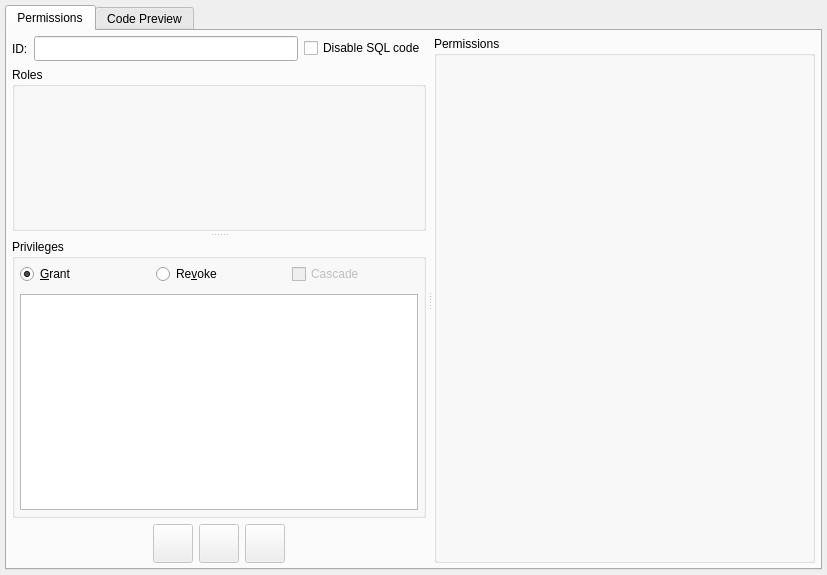
The window that libs/libgui/ui/dbobjects/permissionwidget.ui (pgmodeler/pgmodeler) describes before a commit, drawn with Qt 5.
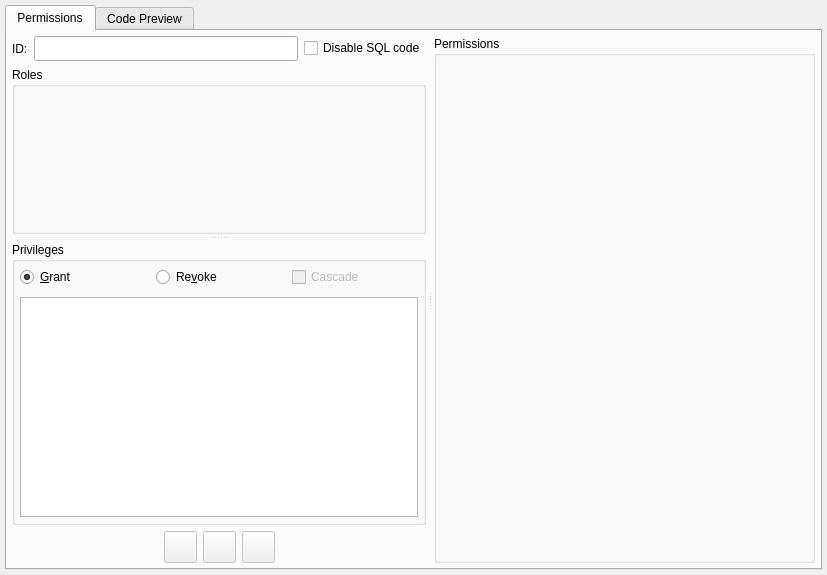
The same window after the commit. Icons and pictures are not drawn.

Commit message: Updated several icon sizes due to Qt6 improved auto scale factor (WIP)

Patch:
```diff
--- a/libs/libgui/ui/dbobjects/permissionwidget.ui
+++ b/libs/libgui/ui/dbobjects/permissionwidget.ui
@@ -234,6 +234,12 @@
                  <property name="selectionBehavior">
                   <enum>QAbstractItemView::SelectRows</enum>
                  </property>
+                 <property name="iconSize">
+                  <size>
+                   <width>25</width>
+                   <height>25</height>
+                  </size>
+                 </property>
                  <attribute name="horizontalHeaderVisible">
                   <bool>false</bool>
                  </attribute>
@@ -297,8 +303,8 @@
                </property>
                <property name="iconSize">
                 <size>
-                 <width>32</width>
-                 <height>32</height>
+                 <width>25</width>
+                 <height>25</height>
                 </size>
                </property>
               </widget>
@@ -326,8 +332,8 @@
                </property>
                <property name="iconSize">
                 <size>
-                 <width>32</width>
-                 <height>32</height>
+                 <width>25</width>
+                 <height>25</height>
                 </size>
                </property>
               </widget>
@@ -355,8 +361,8 @@
                </property>
                <property name="iconSize">
                 <size>
-                 <width>32</width>
-                 <height>32</height>
+                 <width>25</width>
+                 <height>25</height>
                 </size>
                </property>
               </widget>
```
The commit also changes 60 other files.
